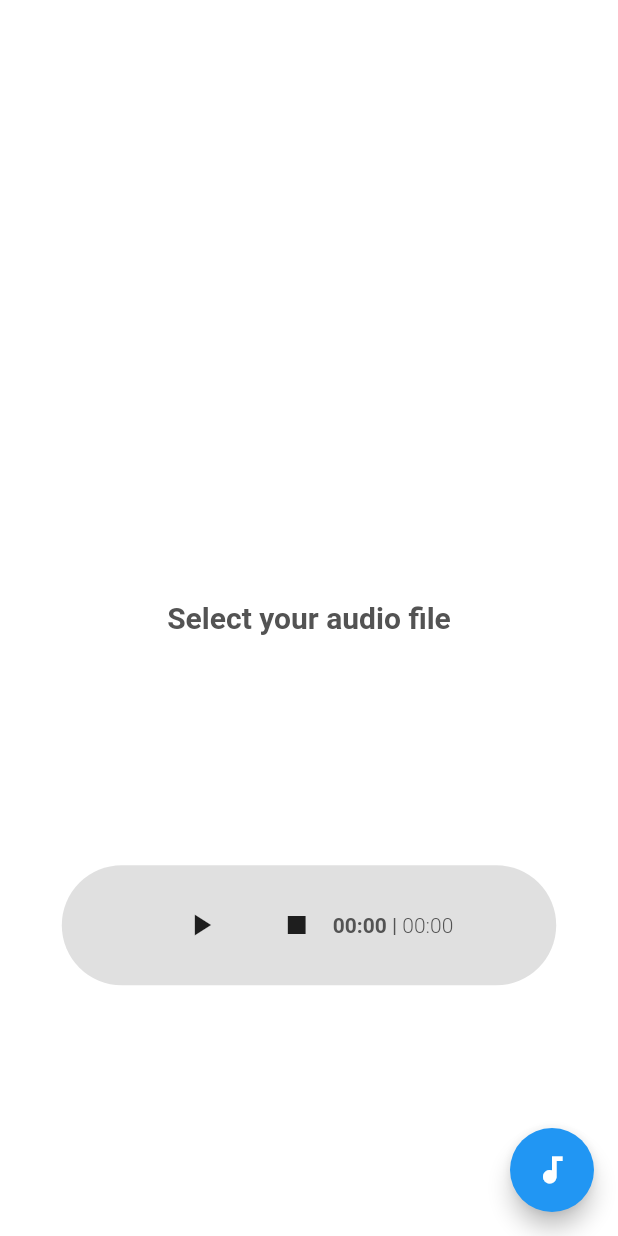
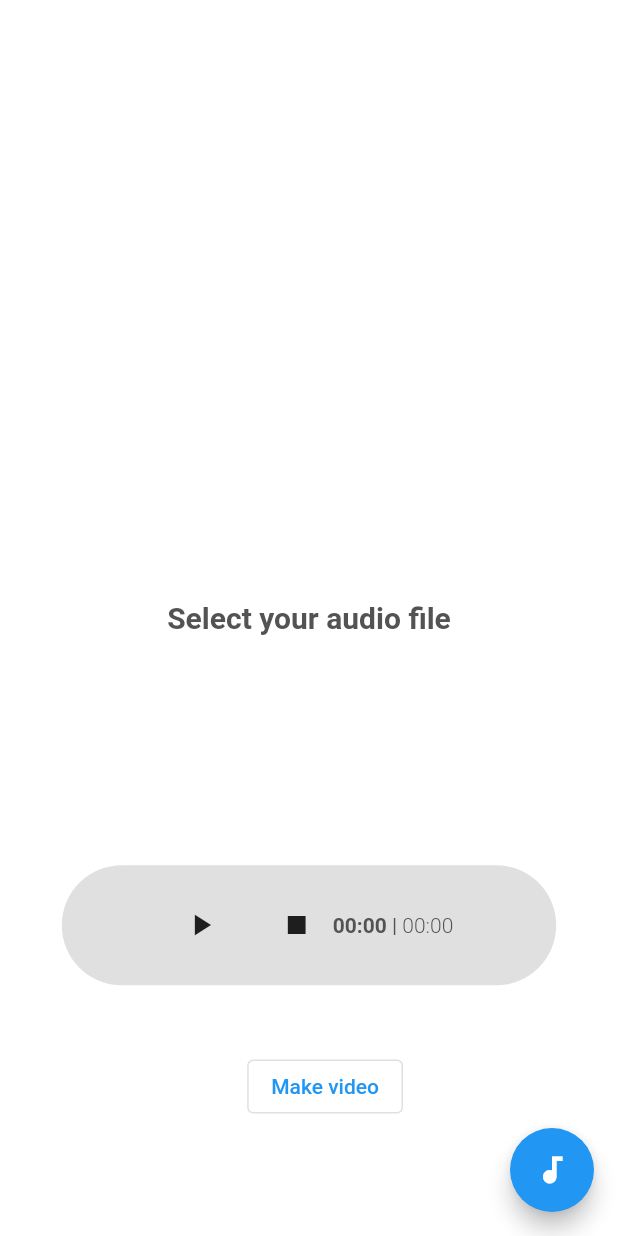
Before and after one commit to kozeldark/Flutter, a Flutter app: the AudioHomePage screen opened directly, on a phone screen of 412 x 824 dp. Run offline on Flutter 3.47's test engine with Material 2 defaults, Android fonts, the phone set to English and light mode, and no system bars; our stand-ins replace audioplayers, dio, file_picker, firebase_auth, flutter_signin_button, flutter_svg and 3 more; accounts and stored records are empty.

Commit message:
init post audioPath

```diff
--- a/lib/screens/select/audio_page.dart
+++ b/lib/screens/select/audio_page.dart
@@ -3,17 +3,21 @@ import 'package:audioplayers/audioplayers.dart';
 import 'package:file_picker/file_picker.dart';
 import 'package:flutter/cupertino.dart';
 import 'package:flutter/material.dart';
+import 'package:re_mind/screens/select/result_page.dart';
+
+import '../learning/ml_service.dart';
 class AudioHomePage extends StatefulWidget{
   @override
   AudioHome createState() => AudioHome();
 }
 
 class AudioHome extends State<AudioHomePage> {
+  LipService _lipService = LipService();
   AudioPlayer _audioPlayer = AudioPlayer();
   bool isPlaying = false;
   String currentTime = "00:00";
   String completeTime = "00:00";
-
+  String filePath;
   @override
   void initState() {
     // TODO: implement initState
@@ -97,12 +101,24 @@ class AudioHome extends State<AudioHomePage> {
                 Text(" | "),
 
                 Text(completeTime, style: TextStyle(fontWeight: FontWeight.w300),),
-
-
-
               ],
             ),
           ),
+          Container(
+            margin:EdgeInsets.only(
+                top: MediaQuery.of(context).size.height * 0.85,
+                left: MediaQuery.of(context).size.width * 0.4),
+            child: OutlinedButton(
+              onPressed: () async {
+                var cartoonImageData = await _lipService.convertCartoonImage(filePath);
+                Navigator.push(
+                  context,
+                  MaterialPageRoute(builder: (context) => Result()),
+                );
+              },
+              child: Text("Make video"),
+            ),
+          )
         ],
       ),
       floatingActionButton: FloatingActionButton(
@@ -110,7 +126,6 @@ class AudioHome extends State<AudioHomePage> {
         onPressed: () async {
 
           FilePickerResult result = await FilePicker.platform.pickFiles();
-          String filePath;
           if (result != null) {
           //   File file = File(result.files.single.path);
             filePath = await result.files.single.path;
```
Also changed, not shown: lib/screens/learning/ml_service.dart (+20 -0 lines).
